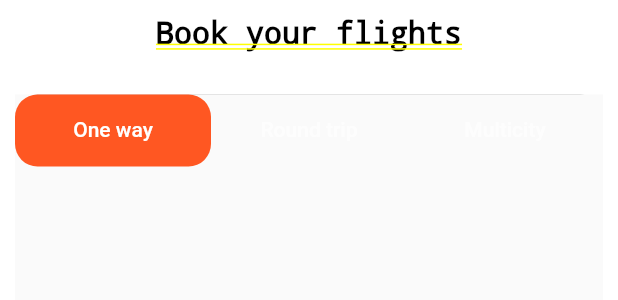
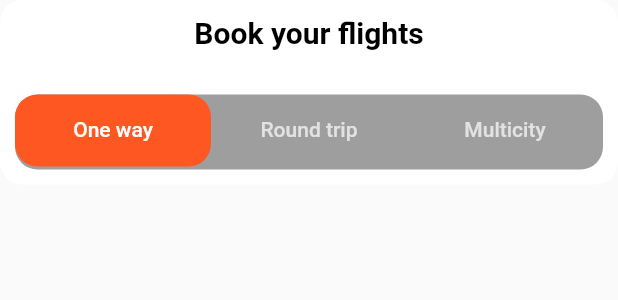
Before and after one commit to shibinsv/travel, a Flutter app: the FlightsUI widget shown alone on an empty page, opened directly, on a phone screen of 412 x 824 dp. Shown: the top 300 px of the screen. Run offline on Flutter 3.47's test engine with Material 2 defaults, Android fonts, the light colour scheme and no system bars; our stand-ins replace bloc, flutter_bloc; network calls fail.

Commit message:
UI changes

```diff
--- a/lib/ui/pages/tabs/travel.dart
+++ b/lib/ui/pages/tabs/travel.dart
@@ -283,14 +283,13 @@ class FlightsUI extends StatelessWidget {
                 text: StringConstants.flightsHeader, color: Colors.black),
             const SizedBox(height: 30.0),
             Container(
-              height: MediaQuery.of(context).size.height,
+              height: 50,
               decoration: BoxDecoration(
                   borderRadius: BorderRadius.circular(15),
                   color: Colors.grey[500]),
               child: DefaultTabController(
                 length: 3,
-                child: Scaffold(
-                  body: Column(
+                child: Column(
                   children: [
                     TabBar(
                         indicator: BoxDecoration(
@@ -303,7 +302,6 @@ class FlightsUI extends StatelessWidget {
                           const Tab(text: StringConstants.flightsMulticity)
                         ]),
                   ],
-                  ),
                 ),
               ),
             ),
```
Lines whose indentation alone changed are shown as unchanged.
